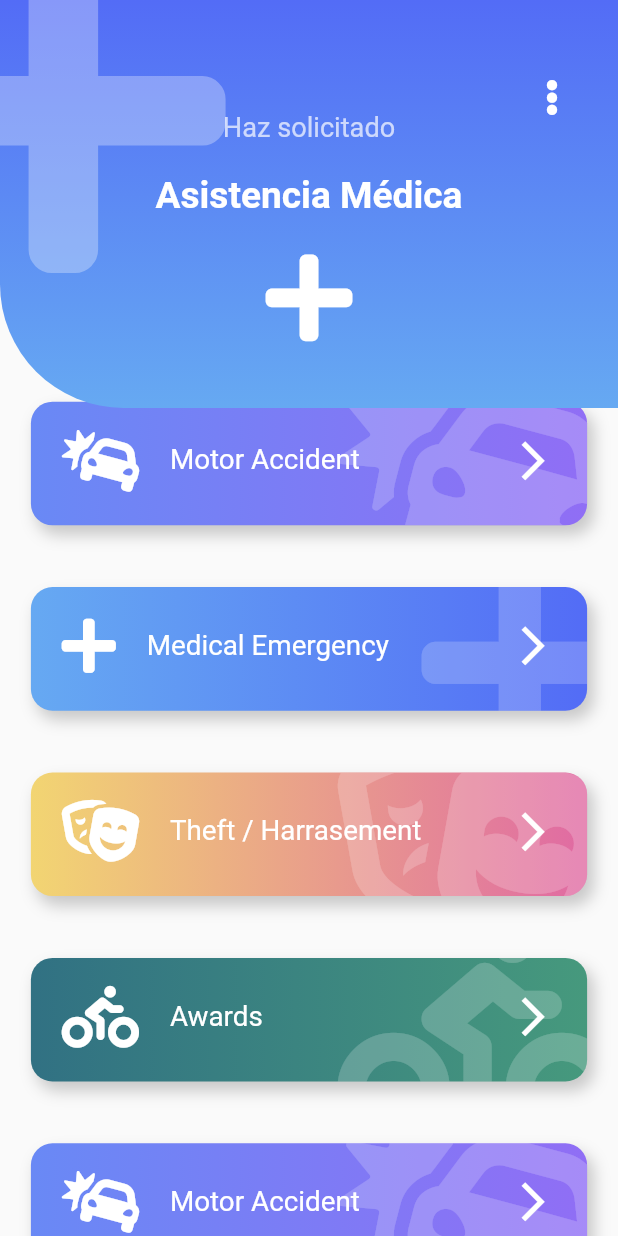
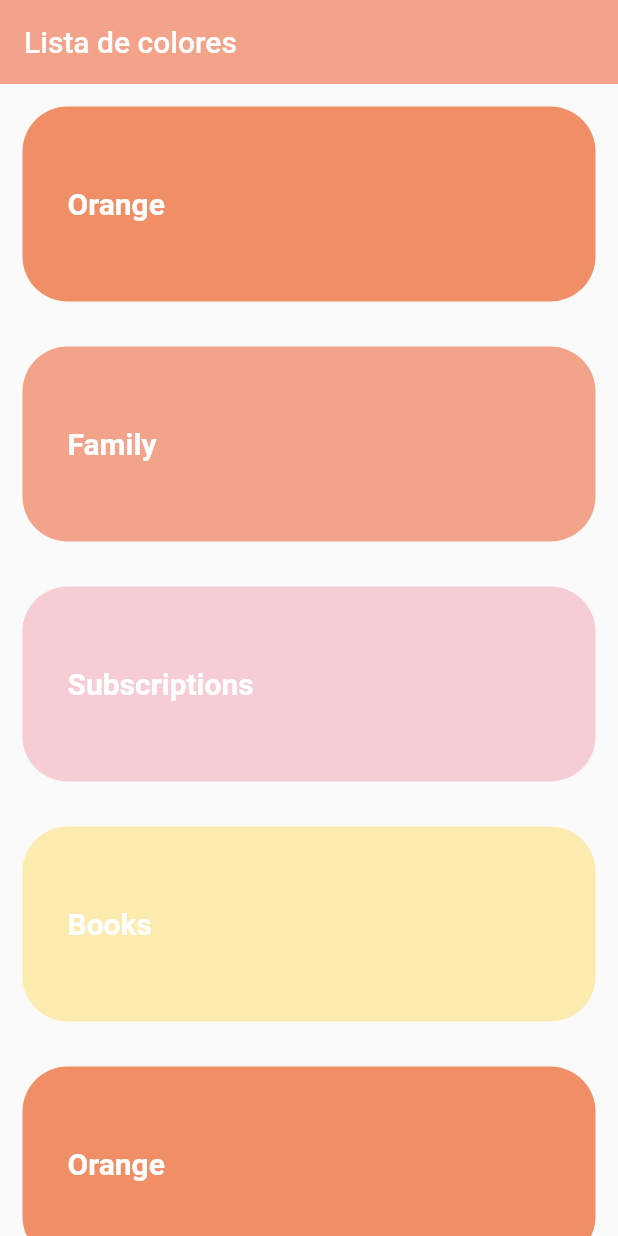
Before and after one commit to LeanGardella/FlutterUI, a Flutter app: the screen it shows after launch, on a phone screen of 412 x 824 dp. Run offline on Flutter 3.47's test engine with Material 2 defaults, Android fonts, the phone set to English and light mode, and no system bars; our stand-ins replace animate_do, flutter_svg, font_awesome_flutter.

Commit message:
Seccion 8 - Slivers - SliverAppbar

```diff
--- a/lib/main.dart
+++ b/lib/main.dart
@@ -6,10 +6,10 @@
 // import 'package:disenos/src/pages/slideshow_page.dart';
 // import 'package:disenos/src/pages/headers_page.dart';
 // import 'package:disenos/src/pages/pinterest_page.dart';
-
-import 'package:disenos/src/pages/emergency_page.dart';
+// import 'package:disenos/src/pages/emergency_page.dart';
 import 'package:flutter/material.dart';
 
+import 'package:disenos/src/pages/sliver_list.dart';
 void main() => runApp(MyApp());
 
 class MyApp extends StatelessWidget {
@@ -18,7 +18,7 @@ class MyApp extends StatelessWidget {
     return MaterialApp(
       debugShowCheckedModeBanner: false,
       title: 'UI App',
-      home: EmergencyPage(),
+      home: SliverListPage(),
     );
   }
 }
--- /dev/null
+++ b/lib/src/pages/sliver_list.dart
@@ -0,0 +1,133 @@
+import 'package:flutter/material.dart';
+
+
+class SliverListPage extends StatelessWidget {
+
+  @override
+  Widget build(BuildContext context) {
+    return Scaffold(
+      body: _MainScroll()
+    );
+  }
+}
+
+class _MainScroll extends StatelessWidget {
+
+  final items = [
+    _ItemLista( 'Orange', Color(0xffF08F66) ),
+    _ItemLista( 'Family', Color(0xffF2A38A) ),
+    _ItemLista( 'Subscriptions', Color(0xffF7CDD5) ),
+    _ItemLista( 'Books', Color(0xffFCEBAF) ),
+    _ItemLista( 'Orange', Color(0xffF08F66) ),
+    _ItemLista( 'Family', Color(0xffF2A38A) ),
+    _ItemLista( 'Subscriptions', Color(0xffF7CDD5) ),
+    _ItemLista( 'Books', Color(0xffFCEBAF) ),
+    _ItemLista( 'Orange', Color(0xffF08F66) ),
+    _ItemLista( 'Family', Color(0xffF2A38A) ),
+    _ItemLista( 'Subscriptions', Color(0xffF7CDD5) ),
+    _ItemLista( 'Books', Color(0xffFCEBAF) ),
+    _ItemLista( 'Orange', Color(0xffF08F66) ),
+    _ItemLista( 'Family', Color(0xffF2A38A) ),
+    _ItemLista( 'Subscriptions', Color(0xffF7CDD5) ),
+    _ItemLista( 'Books', Color(0xffFCEBAF) ),
+  ];
+
+
+  @override
+  Widget build(BuildContext context) {
+    return CustomScrollView(
+      slivers: <Widget>[
+        SliverAppBar(
+          floating: true,
+          backgroundColor: Color(0xffF2A38A),
+          title: Text('Lista de colores'),
+          elevation: 0,
+        ),
+
+        SliverList(
+          delegate: SliverChildListDelegate(items),
+        ),
+      ],
+    );
+  }
+}
+
+class _Header extends StatelessWidget {
+  @override
+  Widget build(BuildContext context) {
+    return Column(
+      children: <Widget>[
+        SizedBox(height: 30,),
+        Container(
+          margin: EdgeInsets.symmetric(horizontal: 30, vertical: 10),
+          child: Text('New', style: TextStyle(color: Color(0xff532128), fontSize: 50),),
+        ),
+        Stack(
+          children: <Widget>[
+            SizedBox(width: 100),
+            Positioned(
+              bottom: 8,
+              child: Container(
+                width: 120,
+                height: 8,
+                decoration: BoxDecoration(
+                  color: Color(0xfff7cdd5),
+                ),
+              ),
+            ),
+            Container(
+              // margin: EdgeInsets.symmetric(horizontal: 30, vertical: 20),
+              child: Text('List', style: TextStyle(color: Color(0xffd93a30), fontSize: 50, fontWeight: FontWeight.bold),),
+            ),
+          ],
+        ),
+      ],
+    );
+  }
+}
+
+class _Lista extends StatelessWidget {
+  final items = [
+    _ItemLista( 'Orange', Color(0xffF08F66) ),
+    _ItemLista( 'Family', Color(0xffF2A38A) ),
+    _ItemLista( 'Subscriptions', Color(0xffF7CDD5) ),
+    _ItemLista( 'Books', Color(0xffFCEBAF) ),
+    _ItemLista( 'Orange', Color(0xffF08F66) ),
+    _ItemLista( 'Family', Color(0xffF2A38A) ),
+    _ItemLista( 'Subscriptions', Color(0xffF7CDD5) ),
+    _ItemLista( 'Books', Color(0xffFCEBAF) ),
+  ];
+
+  @override
+  Widget build(BuildContext context) {
+    return ListView.builder(
+      itemCount: items.length,
+      itemBuilder: ( context, index ) => items[index],
+    );
+  }
+}
+
+class _ItemLista extends StatelessWidget {
+  const _ItemLista(
+  this.titulo, this.color,
+  ) ;
+
+  final String titulo;
+  final Color color;
+
+  @override
+  Widget build(BuildContext context) {
+    return Container(
+      height: 130,
+      width: double.infinity,
+      margin: EdgeInsets.all(15),
+      decoration: BoxDecoration(
+        borderRadius: BorderRadius.circular(30),
+        color: color
+      ),
+      child: Text(titulo, style: TextStyle(color: Colors.white, fontSize: 20, fontWeight: FontWeight.bold)),
+      padding: EdgeInsets.all(30),
+      alignment: Alignment.centerLeft,
+    );
+  }
+}
```
